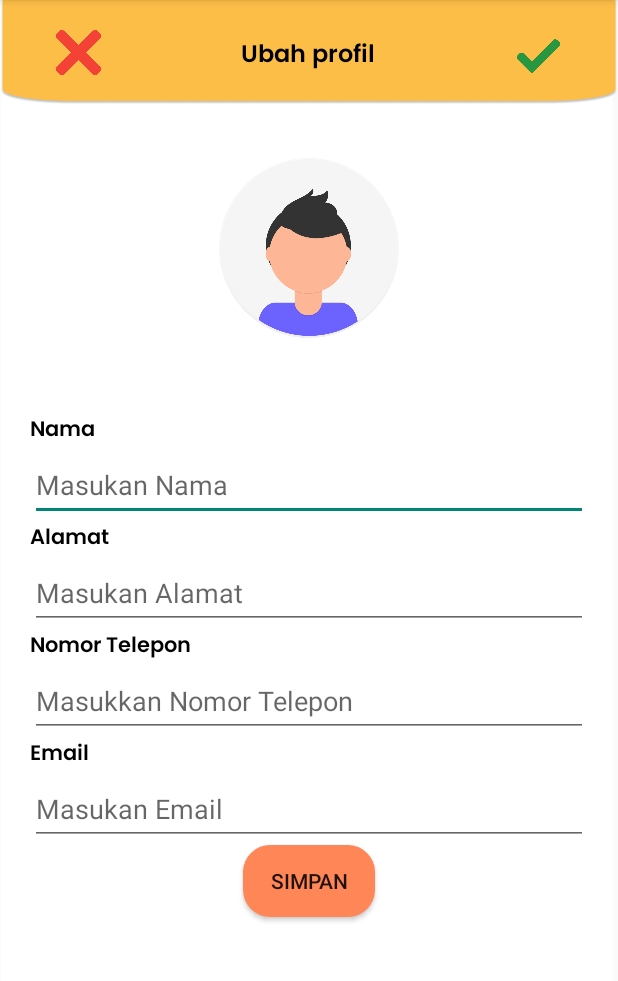
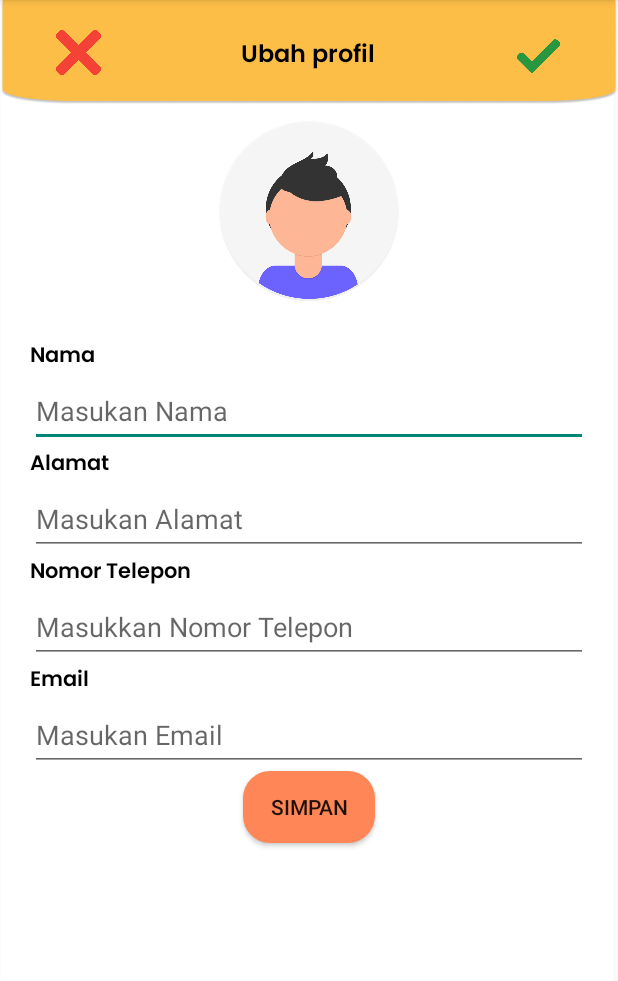
Before and after one commit to ahmadrioyo/projek_semester_4, an Android app: the profil screen opened directly, with no data from a screen before it, on a phone screen of 412 x 824 dp, the part 84-1065 px from its top. Run offline under Robolectric (Android 15) with nearby library versions, the phone set to English and light mode, and no system bars.

Commit message:
Update activity_profil.xml

```diff
--- a/app/src/main/res/layout/activity_profil.xml
+++ b/app/src/main/res/layout/activity_profil.xml
@@ -40,7 +40,7 @@
     <ImageView
         android:layout_width="match_parent"
         android:layout_height="120dp"
-        android:layout_marginVertical="50dp"
+        android:layout_marginVertical="25dp"
         android:src="@drawable/profile" />
 
     <TextView
```
